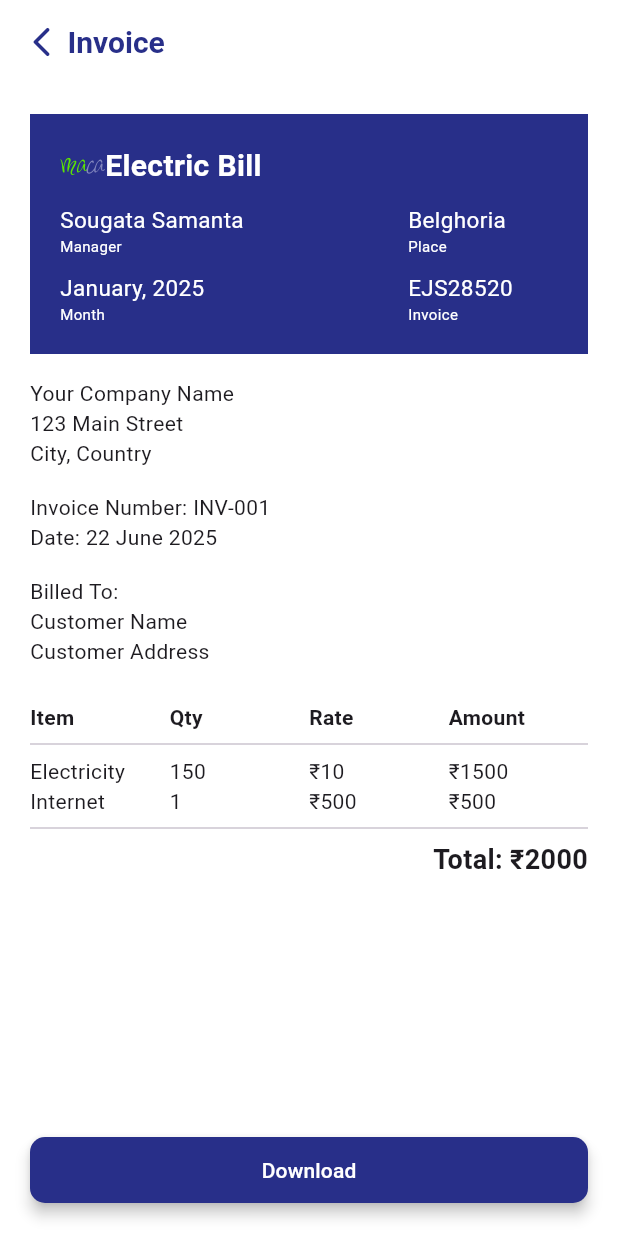
After one commit to ArenduC/macV2, a Flutter app: the RepaintWidget screen opened directly, on a phone screen of 412 x 824 dp. The commit adds this screen. Run offline on Flutter 3.47's test engine with Material 3 defaults, Android fonts, the phone set to English and light mode, and no system bars; our stand-ins replace firebase_core, firebase_messaging, flutter_secure_storage, flutter_svg, open_filex, pdf and 1 more; accounts and stored records are empty; network calls fail.

Commit message:
electric bill functility complete

```diff
--- a/lib/connection/api_connection.dart
+++ b/lib/connection/api_connection.dart
@@ -9,6 +9,7 @@ class PostUrl {
   String addExpense = "${Connection().prodUrl}v1/add_expense";
   String individualMarketStatus = "${Connection().prodUrl}v1/get_individual_marketing_status";
   String electricBillCreate = "${Connection().prodUrl}v1/electric_bill_create";
+  String addMeterReading = "${Connection().baseUrl}v1/add_meter_reading";
 }
 
 class GetUrl {
@@ -18,6 +19,6 @@ class GetUrl {
   String marketingDetails = "${Connection().prodUrl}v1/marketing_details";
   String getAllElectricBills = "${Connection().prodUrl}v1/get_all_electric_bills";
   String activeUserList = "${Connection().prodUrl}v1/active_user_list";
-  String activeMeterList = "${Connection().baseUrl}v1/active_meter_list";
-  String getMonthlyMeterReadings = "${Connection().baseUrl}v1/get_monthly_meter_readings";
+  String activeMeterList = "${Connection().prodUrl}v1/active_meter_list";
+  String getMonthlyMeterReadings = "${Connection().prodUrl}v1/get_monthly_meter_readings";
 }
--- a/lib/features/add_electric_bill/view/additional_expend_view.dart
+++ b/lib/features/add_electric_bill/view/additional_expend_view.dart
@@ -129,6 +129,7 @@ class _AdditionalExpendViewState extends State<AdditionalExpendView> {
                     const SizedBox(width: 8),
                     Expanded(
                       child: TextFormField(
+                        keyboardType: TextInputType.number,
                         decoration: AppFormInputStyles.textFieldDecoration(
                           hintText: 'Amount',
                         ),
--- /dev/null
+++ b/lib/features/add_electric_bill/view/pdf/electric_bill_pdf_view.dart
@@ -0,0 +1,206 @@
+import 'package:flutter/material.dart';
+import 'package:flutter/widgets.dart';
+import 'package:flutter_svg/svg.dart';
+import 'package:maca/features/add_electric_bill/model.dart';
+import 'package:maca/styles/colors/app_colors.dart';
+
+class ElectricBillPdfView extends StatefulWidget {
+  final String internetBill;
+  final String totalElectricUnits;
+  final String totalElectricBill;
+  final List<ActiveUser> userList;
+  final List<UserElectricBillItem> userFinalList;
+  const ElectricBillPdfView({
+    super.key,
+    required this.internetBill,
+    required this.totalElectricBill,
+    required this.totalElectricUnits,
+    required this.userList,
+    required this.userFinalList,
+  });
+
+  @override
+  State<ElectricBillPdfView> createState() => _ElectricBillPdfViewState();
+}
+
+class _ElectricBillPdfViewState extends State<ElectricBillPdfView> {
+  @override
+  Widget build(BuildContext context) {
+    return Container(
+      color: Colors.white,
+      padding: const EdgeInsets.all(0),
+      child: Column(
+        crossAxisAlignment: CrossAxisAlignment.start,
+        children: [
+          Column(
+            children: [
+              Container(
+                padding: const EdgeInsets.all(20),
+                decoration: const BoxDecoration(color: AppColors.theme),
+                child: Column(
+                  children: [
+                    Row(
+                      children: [
+                        SvgPicture.asset(
+                          'assets/APPSVGICON/maca.svg',
+                          width: 30,
+                          height: 30,
+                        ),
+                        const Text(
+                          "Electric Bill",
+                          style: TextStyle(color: AppColors.themeWhite, fontSize: 20, fontWeight: FontWeight.w600),
+                        )
+                      ],
+                    ),
+                    const SizedBox(
+                      height: 10,
+                    ),
+                    const Row(
+                      mainAxisAlignment: MainAxisAlignment.spaceBetween,
+                      children: [
+                        Column(
+                          mainAxisAlignment: MainAxisAlignment.start,
+                          crossAxisAlignment: CrossAxisAlignment.start,
+                          children: [
+                            Text("Sougata Samanta",
+                                style: TextStyle(
+                                  color: AppColors.themeWhite,
+                                  fontSize: 15,
+                                )),
+                            Text("Manager",
+                                style: TextStyle(
+                                  color: AppColors.themeWhite,
+                                  fontSize: 10,
+                                ))
+                          ],
+                        ),
+                        SizedBox(
+                          width: 100,
+                          child: Column(
+                            crossAxisAlignment: CrossAxisAlignment.start,
+                            children: [
+                              Text("Belghoria",
+                                  style: TextStyle(
+                                    color: AppColors.themeWhite,
+                                    fontSize: 15,
+                                  )),
+                              Text("Place",
+                                  style: TextStyle(
+                                    color: AppColors.themeWhite,
+                                    fontSize: 10,
+                                  ))
+                            ],
+                          ),
+                        )
+                      ],
+                    ),
+                    const SizedBox(
+                      height: 10,
+                    ),
+                    const Row(
+                      mainAxisAlignment: MainAxisAlignment.spaceBetween,
+                      children: [
+                        Column(
+                          mainAxisAlignment: MainAxisAlignment.start,
+                          crossAxisAlignment: CrossAxisAlignment.start,
+                          children: [
+                            Text("January, 2025",
+                                style: TextStyle(
+                                  color: AppColors.themeWhite,
+                                  fontSize: 15,
+                                )),
+                            Text("Month",
+                                style: TextStyle(
+                                  color: AppColors.themeWhite,
+                                  fontSize: 10,
+                                ))
+                          ],
+                        ),
+                        SizedBox(
+                          width: 100,
+                          child: Column(
+                            crossAxisAlignment: CrossAxisAlignment.start,
+                            children: [
+                              Text("EJS28520",
+                                  style: TextStyle(
+                                    color: AppColors.themeWhite,
+                                    fontSize: 15,
+                                  )),
+                              Text("Invoice",
+                                  style: TextStyle(
+                                    color: AppColors.themeWhite,
+                                    fontSize: 10,
+                                  ))
+                            ],
+                          ),
+                        )
+                      ],
+                    )
+                  ],
+                ),
+              )
+            ],
+          ),
+
+          const SizedBox(height: 16),
+
+          // 🔹 Company Info
+          Text('Your Company Name'),
+          Text('123 Main Street'),
+          Text('City, Country'),
+          const SizedBox(height: 16),
+
+          // 🔹 Invoice Details
+          Text('Invoice Number: INV-001'),
+          Text('Date: 22 June 2025'),
+          const SizedBox(height: 16),
+
+          // 🔹 Customer Info
+          Text('Billed To:'),
+          Text('Customer Name'),
+          Text('Customer Address'),
+          const SizedBox(height: 24),
+
+          // 🔹 Table Header
+          Row(
+            children: const [
+              Expanded(child: Text('Item', style: TextStyle(fontWeight: FontWeight.bold))),
+              Expanded(child: Text('Qty', style: TextStyle(fontWeight: FontWeight.bold))),
+              Expanded(child: Text('Rate', style: TextStyle(fontWeight: FontWeight.bold))),
+              Expanded(child: Text('Amount', style: TextStyle(fontWeight: FontWeight.bold))),
+            ],
+          ),
+          const Divider(),
+
+          // 🔹 Table Data
+          Row(
+            children: const [
+              Expanded(child: Text('Electricity')),
+              Expanded(child: Text('150')),
+              Expanded(child: Text('₹10')),
+              Expanded(child: Text('₹1500')),
+            ],
+          ),
+          Row(
+            children: const [
+              Expanded(child: Text('Internet')),
+              Expanded(child: Text('1')),
+              Expanded(child: Text('₹500')),
+              Expanded(child: Text('₹500')),
+            ],
+          ),
+          const Divider(),
+
+          // 🔹 Total
+          Align(
+            alignment: Alignment.centerRight,
+            child: Text(
+              'Total: ₹2000',
+              style: TextStyle(fontSize: 18, fontWeight: FontWeight.bold),
+            ),
+          ),
+        ],
+      ),
+    );
+  }
+}
--- /dev/null
+++ b/lib/features/add_electric_bill/view/pdf/repaint_widget.dart
@@ -0,0 +1,83 @@
+import 'package:flutter/material.dart';
+import 'package:maca/features/add_electric_bill/helper.dart';
+import 'package:maca/features/add_electric_bill/view/pdf/electric_bill_pdf_view.dart';
+import 'package:maca/styles/app_style.dart';
+import 'package:maca/styles/colors/app_colors.dart';
+
+class RepaintWidget extends StatefulWidget {
+  const RepaintWidget({super.key});
+
+  @override
+  State<RepaintWidget> createState() => _RepaintWidgetState();
+}
+
+class _RepaintWidgetState extends State<RepaintWidget> {
+  final GlobalKey previewContainer = GlobalKey();
+  @override
+  Widget build(BuildContext context) {
+    return Scaffold(
+      backgroundColor: AppColors.themeWhite,
+      appBar: AppBar(
+        automaticallyImplyLeading: false,
+        title: Row(
+          children: [
+            GestureDetector(
+                onTap: () {
+                  Navigator.pop(context);
+                },
+                child: const Icon(
+                  Icons.arrow_back_ios_rounded,
+                  color: AppColors.theme,
+                )),
+            const SizedBox(
+              width: 5,
+            ),
+            const Text(
+              "Invoice",
+              style: TextStyle(color: AppColors.theme, fontSize: 20, fontWeight: FontWeight.w600),
+            ),
+          ],
+        ),
+        backgroundColor: AppColors.themeWhite,
+      ),
+      body: Padding(
+        padding: const EdgeInsets.all(20.0),
+        child: Stack(alignment: Alignment.bottomCenter, children: [
+          Column(
+            children: [
+              Offstage(
+                offstage: false,
+                child: RepaintBoundary(
+                  key: previewContainer,
+                  child: const ElectricBillPdfView(
+                    internetBill: "500",
+                    totalElectricBill: "2000",
+                    totalElectricUnits: "450",
+                    userList: [], // fill this
+                    userFinalList: [], // fill this
+                  ),
+                ),
+              ),
+            ],
+          ),
+          Column(
+            mainAxisAlignment: MainAxisAlignment.end,
+            crossAxisAlignment: CrossAxisAlignment.stretch,
+            children: [
+              ElevatedButton(
+                style: AppButtonStyles.elevatedButtonStyle(
+                  backgroundColor: AppColors.theme,
+                ),
+                onPressed: () => generatePdfFromWidget(previewContainer),
+                child: const Text(
+                  "Download",
+                  style: TextStyle(color: AppColors.themeWhite),
+                ),
+              ),
+            ],
+          ),
+        ]),
+      ),
+    );
+  }
+}
--- a/lib/features/add_electric_bill/view/previous_meter_reading_view.dart
+++ b/lib/features/add_electric_bill/view/previous_meter_reading_view.dart
@@ -70,8 +70,8 @@ class _PreviousMeterReadingViewState extends State<PreviousMeterReadingView> {
                   shrinkWrap: true,
                   itemCount: selectedMeterDetails[0].readings.length,
                   itemBuilder: (context, index) {
-                    final user = selectedMeterDetails[0].readings[index];
-
+                    final user = selectedMeterDetails[0].readings.reversed.toList()[index];
+                    macaPrint("user$user");
                     return ListTile(
                       textColor: AppColors.theme,
                       contentPadding: const EdgeInsets.symmetric(horizontal: 20, vertical: 2), // Reduce space inside tile
--- a/lib/page/landing_page.dart
+++ b/lib/page/landing_page.dart
@@ -1,5 +1,3 @@
-import 'dart:math';
-
 import 'package:flutter/material.dart';
 import 'package:flutter_svg/svg.dart';
 import 'package:maca/common/loading_component.dart';
```
Also changed, not shown: lib/features/add_electric_bill/helper.dart (+88 -74 lines), lib/features/add_electric_bill/model.dart (+30 -0 lines), lib/features/add_electric_bill/view/add_electric_bill_view.dart (+47 -10 lines), lib/features/add_electric_bill/view/meter_reading_view.dart (+9 -2 lines).
